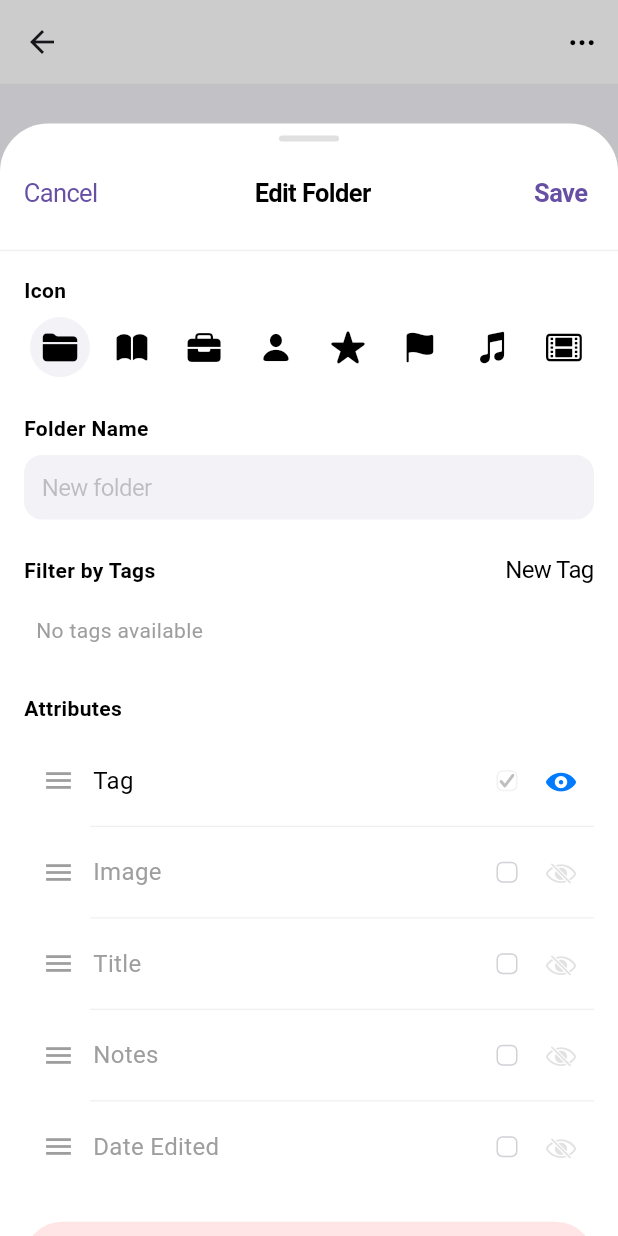
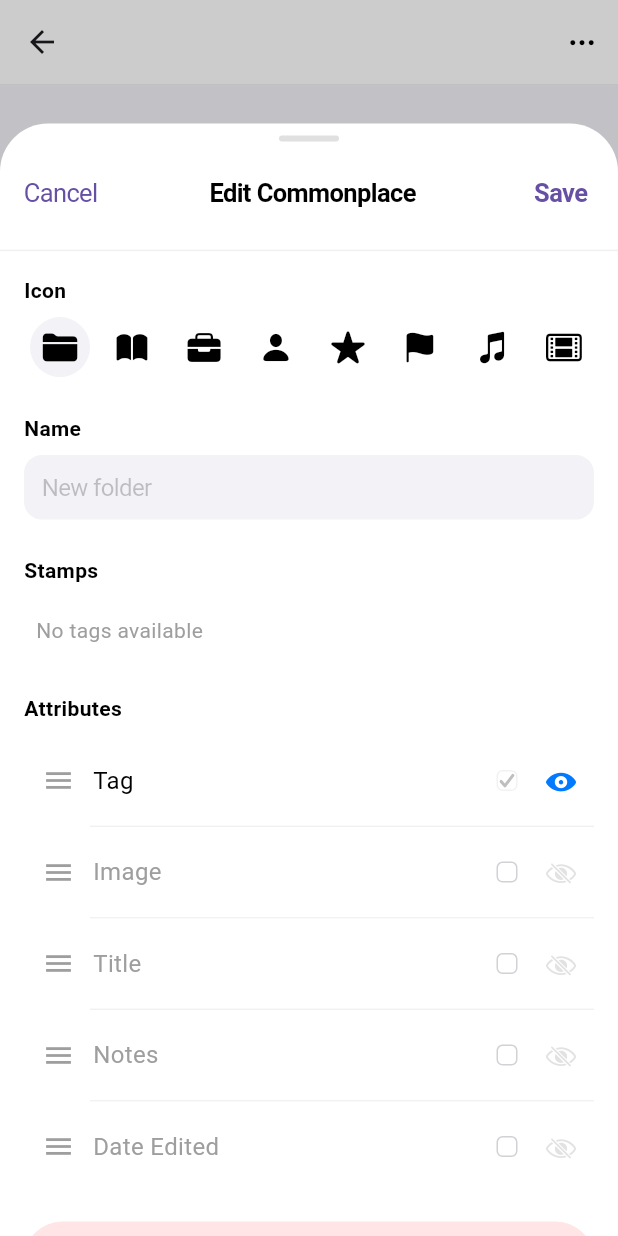
Before and after one commit to josephasl/Commonplaces, a Flutter app: the FolderScreen screen opened directly with empty values, after a tap on an icon or button, on a phone screen of 412 x 824 dp. Run offline on Flutter 3.47's test engine with Material 3 defaults, Android fonts, the phone set to English and light mode, and no system bars; our stand-ins replace hive_flutter, reorderables; accounts and stored records are empty.

Commit message:
few more tweaks

```diff
--- a/lib/cards.dart
+++ b/lib/cards.dart
@@ -23,6 +23,8 @@ class EntryCard extends StatelessWidget {
     final keysToShow = visibleAttributes ?? ['title', 'tag', 'notes'];
 
     return Container(
+      width: double.infinity,
+      constraints: const BoxConstraints(minHeight: 60),
       decoration: AppDecorations.card,
       padding: const EdgeInsets.all(AppDimens.spacingM),
       child: Column(
--- a/lib/ui/dialogs/folder_dialogs.dart
+++ b/lib/ui/dialogs/folder_dialogs.dart
@@ -53,7 +53,19 @@ Future<void> _showFolderDialog({
   return showCupertinoModalPopup(
     context: context,
     builder: (context) {
-      List<String> availableTags = List.from(storage.getGlobalTags());
+      final List<String> globalTags = storage.getGlobalTags();
+      List<String> availableTags;
+      if (isEditMode) {
+        availableTags = List.from(folderToEdit!.displayTags);
+        for (var tag in globalTags) {
+          if (!availableTags.contains(tag)) {
+            availableTags.add(tag);
+          }
+        }
+        availableTags.removeWhere((t) => !globalTags.contains(t));
+      } else {
+        availableTags = List.from(globalTags);
+      }
       List<String> selectedTags = isEditMode
           ? List.from(folderToEdit!.displayTags)
           : [];
@@ -96,13 +108,18 @@ Future<void> _showFolderDialog({
           }
 
           return BaseBottomSheet(
-            title: isEditMode ? "Edit Folder" : "New Folder",
+            title: isEditMode ? "Edit Commonplace" : "New Commonplace",
             onSave: () async {
               if (titleController.text.isNotEmpty) {
                 final folder = isEditMode
                     ? folderToEdit!
                     : storage.createNewFolder();
                 folder.setAttribute('title', titleController.text);
+                selectedTags.sort(
+                  (a, b) => availableTags
+                      .indexOf(a)
+                      .compareTo(availableTags.indexOf(b)),
+                );
                 folder.setAttribute('displayTags', selectedTags);
                 folder.setAttribute('iconIndex', selectedIconIndex);
                 List<String> newActiveList = [];
@@ -128,7 +145,7 @@ Future<void> _showFolderDialog({
                   onSelect: (i) => setState(() => selectedIconIndex = i),
                 ),
                 const SizedBox(height: AppDimens.spacingL),
-                const Text("Folder Name", style: AppTextStyles.label),
+                const Text("Name", style: AppTextStyles.label),
                 const SizedBox(height: 8),
                 CupertinoTextField(
                   controller: titleController,
@@ -142,28 +159,7 @@ Future<void> _showFolderDialog({
                   mainAxisAlignment: MainAxisAlignment.spaceBetween,
                   crossAxisAlignment: CrossAxisAlignment.baseline,
                   textBaseline: TextBaseline.alphabetic,
-                  children: [
-                    const Text("Filter by Tags", style: AppTextStyles.label),
-                    CupertinoButton(
-                      padding: EdgeInsets.zero,
-                      minSize: 0,
-                      child: const Text("New Tag", style: AppTextStyles.body),
-                      onPressed: () async {
-                        final newTag = await showAddTagDialog(
-                          context,
-                          storage,
-                          onUpdate,
-                        );
-                        if (newTag != null && newTag.isNotEmpty) {
-                          setState(() {
-                            if (!availableTags.contains(newTag))
-                              availableTags.add(newTag);
-                            selectedTags.add(newTag);
-                          });
-                        }
-                      },
-                    ),
-                  ],
+                  children: [const Text("Stamps", style: AppTextStyles.label)],
                 ),
                 const SizedBox(height: 12),
                 if (availableTags.isEmpty)
@@ -209,7 +205,18 @@ Future<void> _showFolderDialog({
                                     color: AppColors.border.withOpacity(0.3),
                                   ),
                           ),
-                          child: Text(
+                          child: Row(
+                            mainAxisSize: MainAxisSize.min,
+                            children: [
+                              Icon(
+                                CupertinoIcons.bars,
+                                size: 14,
+                                color: isSelected
+                                    ? catColor
+                                    : Colors.grey.shade400,
+                              ),
+                              const SizedBox(width: 6),
+                              Text(
                                 "#$tag",
                                 style: AppTextStyles.body.copyWith(
                                   color: isSelected
@@ -220,6 +227,8 @@ Future<void> _showFolderDialog({
                                       : FontWeight.normal,
                                   fontSize: 13,
                                 ),
+                              ),
+                            ],
                           ),
                         ),
                       );
```
Lines whose indentation alone changed are shown as unchanged.
